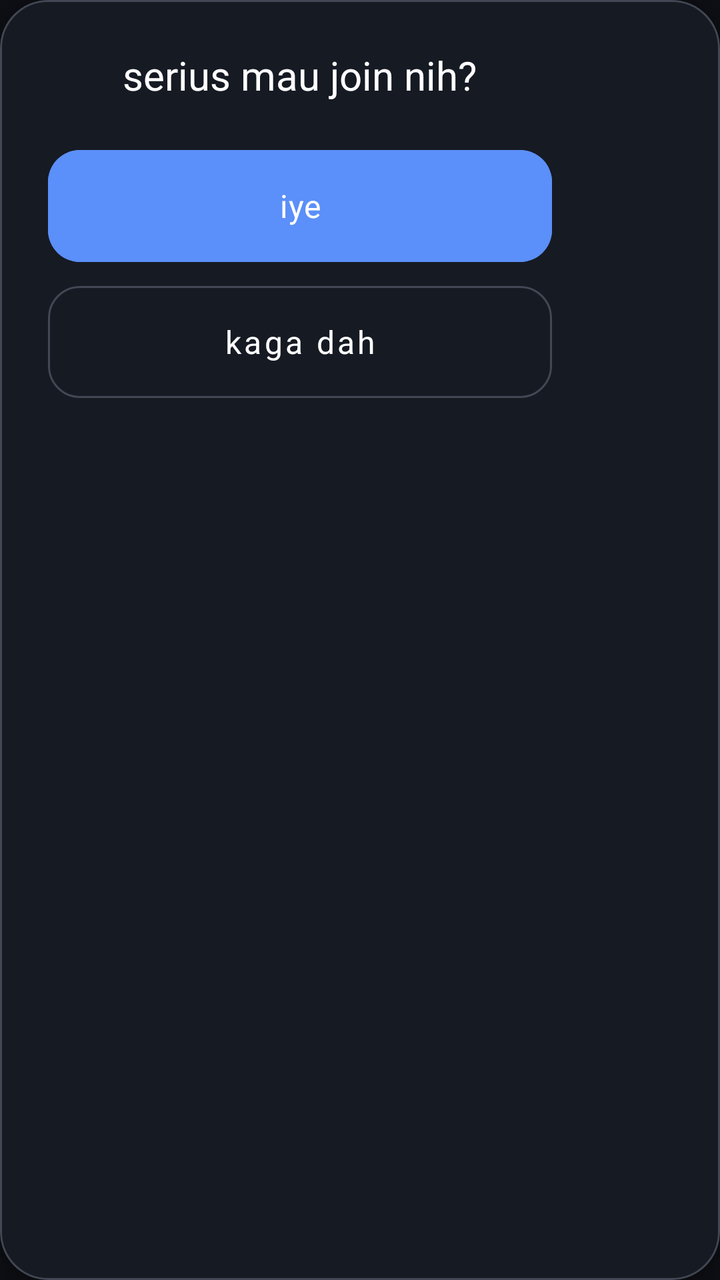
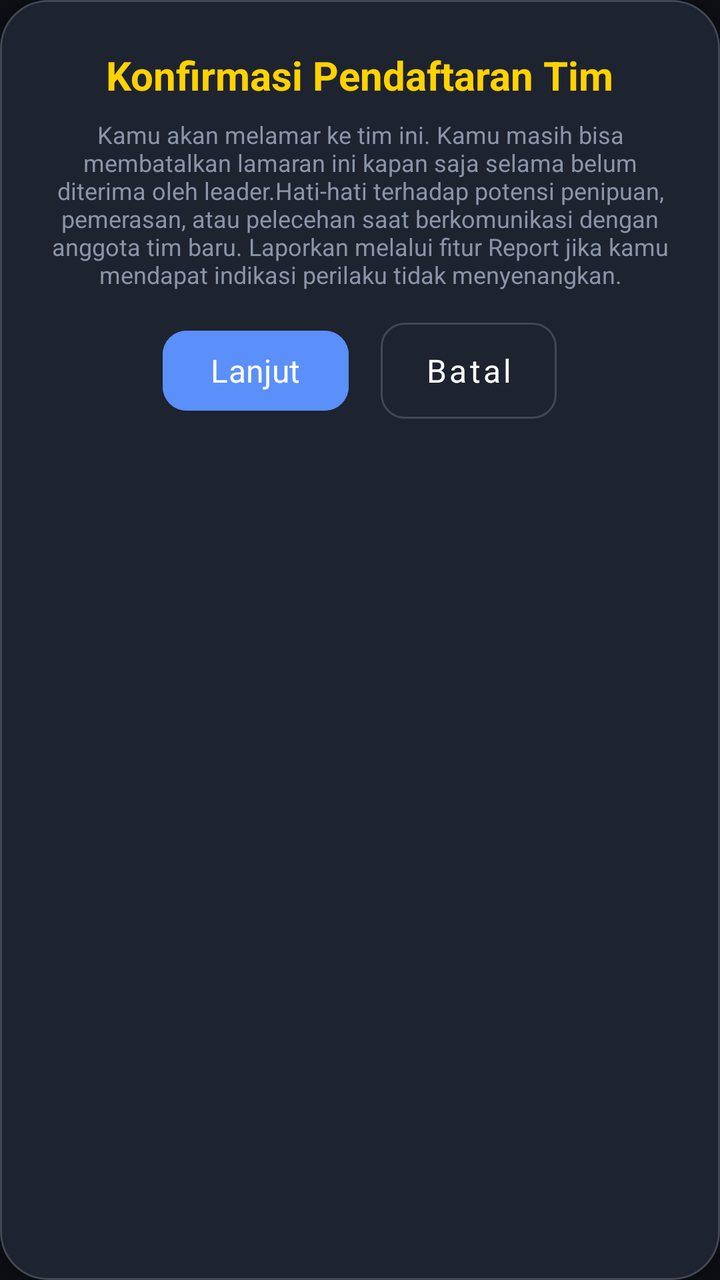

An Android layout rendered at two revisions. The XML below is the earlier revision; the diff shows what the commit changed to produce the second picture.
<!-- AndroidManifest.xml: application theme Theme.Joko -->
<!-- res/layout/dialog_apply_confirmation.xml -->
<?xml version="1.0" encoding="utf-8"?>
<com.google.android.material.card.MaterialCardView xmlns:android="http://schemas.android.com/apk/res/android"
    xmlns:app="http://schemas.android.com/apk/res-auto"
    android:layout_width="wrap_content"
    android:layout_height="wrap_content"
    android:layout_gravity="center"
    app:cardBackgroundColor="#161A23"
    app:cardCornerRadius="24dp"
    app:cardElevation="8dp"
    app:strokeColor="@color/outline_variant"
    app:strokeWidth="1dp">

    <LinearLayout
        android:layout_width="300dp"
        android:layout_height="wrap_content"
        android:gravity="center"
        android:orientation="vertical"
        android:padding="24dp">

        <TextView
            android:layout_width="wrap_content"
            android:layout_height="wrap_content"
            android:fontFamily="sans-serif-black"
            android:text="serius mau join nih?"
            android:textColor="@color/white"
            android:textSize="20sp" />

        <com.google.android.material.button.MaterialButton
            android:id="@+id/btn_confirm"
            android:layout_width="match_parent"
            android:layout_height="56dp"
            android:layout_marginTop="24dp"
            android:backgroundTint="@color/primary"
            android:fontFamily="sans-serif-black"
            android:text="iye"
            android:textAllCaps="false"
            android:textColor="@color/white"
            android:textSize="16sp"
            app:cornerRadius="16dp"
            android:insetTop="0dp"
            android:insetBottom="0dp"/>

        <com.google.android.material.button.MaterialButton
            android:id="@+id/btn_cancel"
            style="@style/Widget.MaterialComponents.Button.OutlinedButton"
            android:layout_width="match_parent"
            android:layout_height="56dp"
            android:layout_marginTop="12dp"
            android:fontFamily="sans-serif-black"
            android:text="kaga dah"
            android:textAllCaps="false"
            android:textColor="@color/white"
            android:textSize="16sp"
            app:cornerRadius="16dp"
            app:strokeColor="@color/outline_variant"
            android:insetTop="0dp"
            android:insetBottom="0dp"/>

    </LinearLayout>
</com.google.android.material.card.MaterialCardView>
<!-- resources referenced by this layout -->
<resources>
  <color name="outline_variant">#424753</color>
  <color name="primary">#5B8FF9</color>
  <color name="white">#FFFFFFFF</color>
  <style name="Theme.Joko" parent="Base.Theme.Joko" />
  <style name="Base.Theme.Joko" parent="Theme.Material3.DayNight.NoActionBar">
          <item name="colorPrimary">@color/primary</item>
          <item name="android:statusBarColor">@color/bg_base</item>
          <item name="android:windowBackground">@color/bg_base</item>
  
          
          <item name="fontFamily">@font/font_body</item>
  
          <item name="textAppearanceHeadlineLarge">@style/TextAppearance.App.HeadlineLarge</item>
          <item name="textAppearanceHeadlineMedium">@style/TextAppearance.App.HeadlineMedium</item>
          <item name="textAppearanceHeadlineSmall">@style/TextAppearance.App.HeadlineSmall</item>
          <item name="textAppearanceTitleLarge">@style/TextAppearance.App.TitleLarge</item>
      </style>
  <color name="bg_base">#0D0F14</color>
  <style name="TextAppearance.App.HeadlineLarge" parent="TextAppearance.Material3.HeadlineLarge">
          <item name="fontFamily">@font/font_headlines</item>
          <item name="android:fontFamily">@font/font_headlines</item>
      </style>
  <style name="TextAppearance.App.HeadlineMedium" parent="TextAppearance.Material3.HeadlineMedium">
          <item name="fontFamily">@font/font_headlines</item>
          <item name="android:fontFamily">@font/font_headlines</item>
      </style>
  <style name="TextAppearance.App.HeadlineSmall" parent="TextAppearance.Material3.HeadlineSmall">
          <item name="fontFamily">@font/font_headlines</item>
          <item name="android:fontFamily">@font/font_headlines</item>
      </style>
  <style name="TextAppearance.App.TitleLarge" parent="TextAppearance.Material3.TitleLarge">
          <item name="fontFamily">@font/font_headlines</item>
          <item name="android:fontFamily">@font/font_headlines</item>
          <item name="android:textStyle">bold</item>
      </style>
</resources>

<!-- the commit's change to res/layout/dialog_apply_confirmation.xml (unified diff, before → after) -->
@@ -4,14 +4,14 @@
     android:layout_width="wrap_content"
     android:layout_height="wrap_content"
     android:layout_gravity="center"
-    app:cardBackgroundColor="#161A23"
+    app:cardBackgroundColor="@color/bg_elevated"
     app:cardCornerRadius="24dp"
     app:cardElevation="8dp"
     app:strokeColor="@color/outline_variant"
     app:strokeWidth="1dp">
 
     <LinearLayout
-        android:layout_width="300dp"
+        android:layout_width="wrap_content"
         android:layout_height="wrap_content"
         android:gravity="center"
         android:orientation="vertical"
@@ -20,41 +20,54 @@
         <TextView
             android:layout_width="wrap_content"
             android:layout_height="wrap_content"
-            android:fontFamily="sans-serif-black"
-            android:text="serius mau join nih?"
-            android:textColor="@color/white"
+            android:text="Konfirmasi Pendaftaran Tim"
+            android:textColor="@color/tertiary"
+            android:textStyle="bold"
             android:textSize="20sp" />
 
-        <com.google.android.material.button.MaterialButton
-            android:id="@+id/btn_confirm"
-            android:layout_width="match_parent"
-            android:layout_height="56dp"
-            android:layout_marginTop="24dp"
-            android:backgroundTint="@color/primary"
-            android:fontFamily="sans-serif-black"
-            android:text="iye"
-            android:textAllCaps="false"
-            android:textColor="@color/white"
-            android:textSize="16sp"
-            app:cornerRadius="16dp"
-            android:insetTop="0dp"
-            android:insetBottom="0dp"/>
+        <TextView
+            android:layout_width="wrap_content"
+            android:layout_height="wrap_content"
+            android:fontFamily="sans-serif"
+            android:text="Kamu akan melamar ke tim ini. Kamu masih bisa membatalkan lamaran ini kapan saja selama belum diterima oleh leader.Hati-hati terhadap potensi penipuan, pemerasan, atau pelecehan saat berkomunikasi dengan anggota tim baru. Laporkan melalui fitur Report jika kamu mendapat indikasi perilaku tidak menyenangkan."
+            android:textColor="@color/text_secondary"
+            android:textSize="12sp"
+            android:layout_marginTop="8dp"
+            android:gravity="center"/>
 
-        <com.google.android.material.button.MaterialButton
-            android:id="@+id/btn_cancel"
-            style="@style/Widget.MaterialComponents.Button.OutlinedButton"
-            android:layout_width="match_parent"
-            android:layout_height="56dp"
-            android:layout_marginTop="12dp"
-            android:fontFamily="sans-serif-black"
-            android:text="kaga dah"
-            android:textAllCaps="false"
-            android:textColor="@color/white"
-            android:textSize="16sp"
-            app:cornerRadius="16dp"
-            app:strokeColor="@color/outline_variant"
-            android:insetTop="0dp"
-            android:insetBottom="0dp"/>
+        <LinearLayout
+            android:layout_width="wrap_content"
+            android:layout_height="wrap_content"
+            android:orientation="horizontal">
+
+            <com.google.android.material.button.MaterialButton
+                android:id="@+id/btnConfirm"
+                android:layout_width="match_parent"
+                android:layout_height="wrap_content"
+                android:layout_marginTop="16dp"
+                android:backgroundTint="@color/primary"
+                android:text="Lanjut"
+                android:textColor="@color/white"
+                android:textSize="16sp"
+                app:cornerRadius="12sp"
+                />
+
+            <com.google.android.material.button.MaterialButton
+                android:id="@+id/btnCancel"
+                style="@style/Widget.MaterialComponents.Button.OutlinedButton"
+                android:layout_width="wrap_content"
+                android:layout_height="wrap_content"
+                android:layout_marginTop="16dp"
+                android:layout_marginStart="16dp"
+                android:text="Batal"
+                android:textAllCaps="false"
+                android:textColor="@color/white"
+                android:textSize="16sp"
+                app:cornerRadius="12dp"
+                app:strokeColor="@color/outline_variant"
+                android:insetTop="0dp"
+                android:insetBottom="0dp"/>
+        </LinearLayout>
 
     </LinearLayout>
 </com.google.android.material.card.MaterialCardView>
<!-- resource entries referenced after the edit -->
@@ -1,7 +1,10 @@
 <!-- resources referenced by this layout -->
 <resources>
+  <color name="bg_elevated">#1E2330</color>
   <color name="outline_variant">#424753</color>
   <color name="primary">#5B8FF9</color>
+  <color name="tertiary">#FFD200</color>
+  <color name="text_secondary">#8B95A9</color>
   <color name="white">#FFFFFFFF</color>
   <style name="Theme.Joko" parent="Base.Theme.Joko" />
   <style name="Base.Theme.Joko" parent="Theme.Material3.DayNight.NoActionBar">
